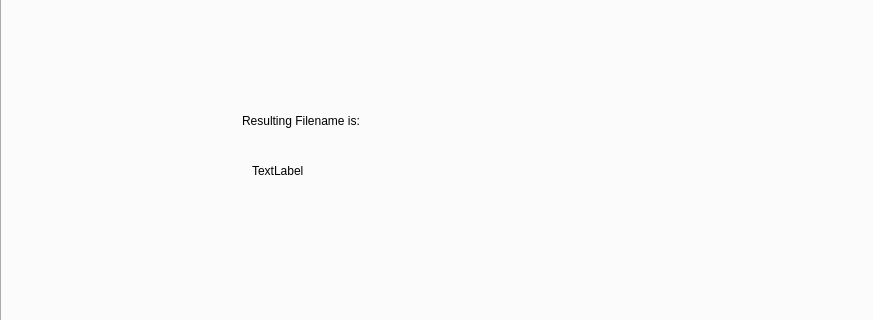
Before: the Qt Designer form sw/data_collection.ui in graysonk546/imaging-station, drawn with Qt 5; both pictures show x 0 to 873 and y 436 to 756 of the 1185 by 864 pixel window.
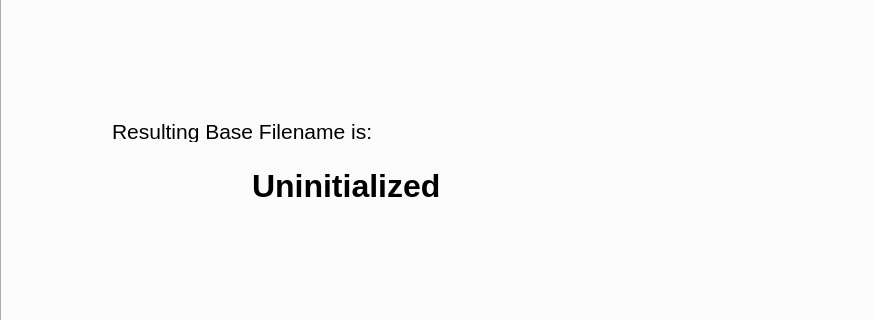
After: the same form once the commit is applied.

Commit message:
Labeling works properly
Began creating cleanup logic for multiple runs, still not fully implemented.

What changed in the file:
```diff
--- a/sw/data_collection.ui
+++ b/sw/data_collection.ui
@@ -733,14 +733,19 @@
      <widget class="QLabel" name="label">
       <property name="geometry">
        <rect>
-        <x>240</x>
-        <y>520</y>
+        <x>110</x>
+        <y>530</y>
         <width>421</width>
         <height>22</height>
        </rect>
       </property>
+      <property name="font">
+       <font>
+        <pointsize>16</pointsize>
+       </font>
+      </property>
       <property name="text">
-       <string>Resulting Filename is:</string>
+       <string>Resulting Base Filename is:</string>
       </property>
      </widget>
      <widget class="QLabel" name="label_2">
@@ -748,12 +753,19 @@
        <rect>
         <x>250</x>
         <y>570</y>
-        <width>391</width>
-        <height>22</height>
+        <width>541</width>
+        <height>51</height>
        </rect>
       </property>
+      <property name="font">
+       <font>
+        <pointsize>24</pointsize>
+        <weight>75</weight>
+        <bold>true</bold>
+       </font>
+      </property>
       <property name="text">
-       <string>TextLabel</string>
+       <string>Uninitialized</string>
       </property>
      </widget>
     </widget>
```
Left out of the diff: 26 changed lines with no effect on the pictures. The commit also changes 1 other file.
